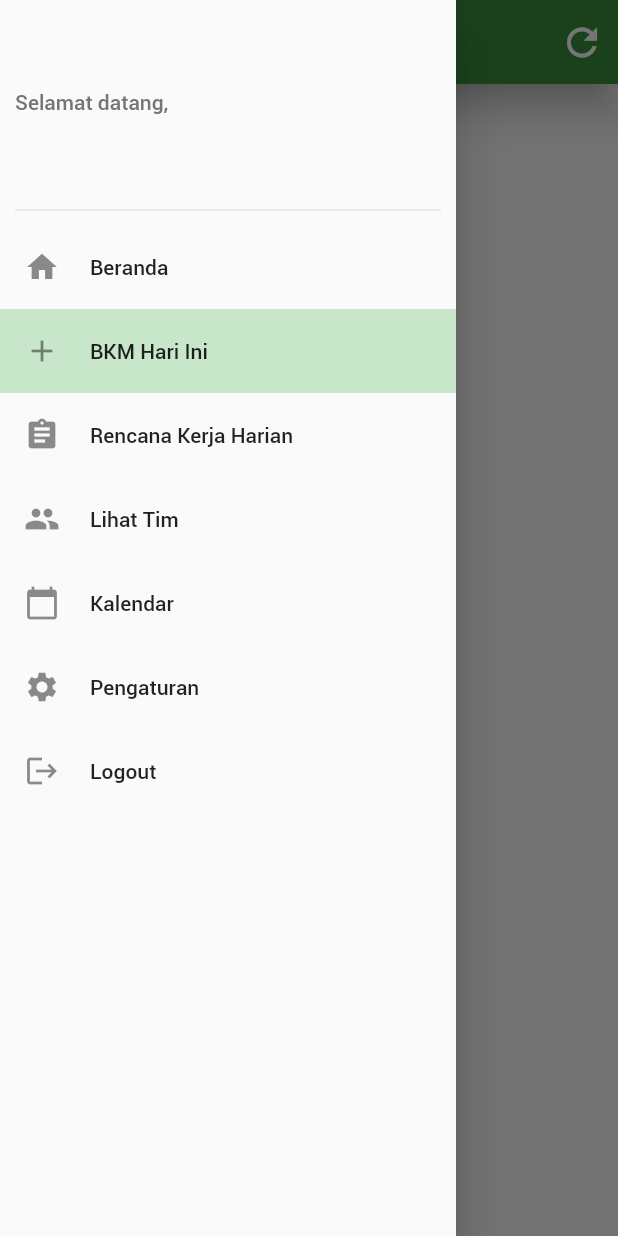
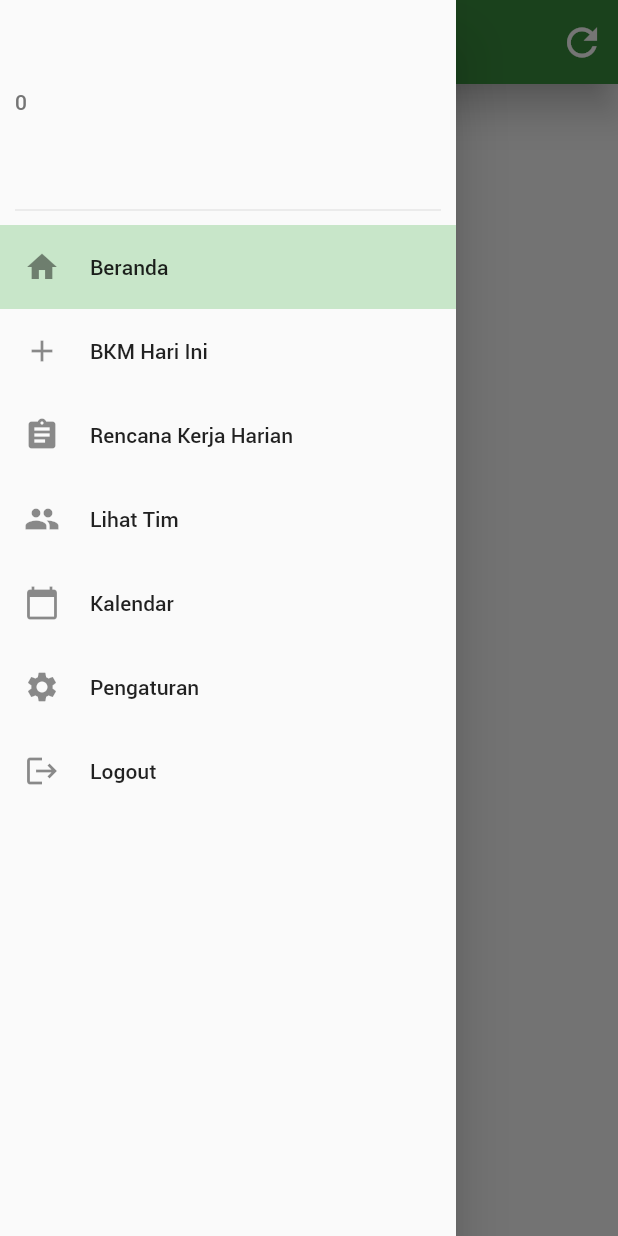
Before and after one commit to danialfaris/Buku-Kerja-Mandor, a Flutter app: the BKM screen opened directly, with the side drawer open, on a phone screen of 412 x 824 dp. Run offline on Flutter 3.47's test engine with Material 2 defaults, Android fonts, the phone set to English and light mode, and no system bars.

Commit message:
provider tweak

```diff
--- a/lib/application_drawer.dart
+++ b/lib/application_drawer.dart
@@ -4,7 +4,7 @@ class ApplicationDrawer with ChangeNotifier{
   int _currentDrawer = 0;
   int get getCurrentDrawer => _currentDrawer;
 
-  setCurrentDrawer(int drawer){
+  void setCurrentDrawer(int drawer){
     _currentDrawer = drawer;
     notifyListeners();
   }
--- a/lib/bkm.dart
+++ b/lib/bkm.dart
@@ -1,5 +1,5 @@
 import 'package:flutter/material.dart';
-import 'main.dart';
+import 'drawer.dart';
 
 class BKM extends StatelessWidget {
   @override
--- a/lib/drawer.dart
+++ b/lib/drawer.dart
@@ -0,0 +1,127 @@
+import 'package:flutter/material.dart';
+import 'package:provider/provider.dart';
+import 'main.dart';
+import 'bkm.dart';
+import 'application_drawer.dart';
+
+class MyDrawer extends StatelessWidget {
+  MyDrawer(this.currentPage);
+  final String currentPage;
+
+  @override
+  Widget build(BuildContext context) {
+    var currentDrawer = Provider.of<ApplicationDrawer>(context).getCurrentDrawer;
+    return Drawer(
+      child: ListView(
+        padding: EdgeInsets.zero,
+        children: <Widget>[
+          Container(
+            height: 150.0,
+            child: DrawerHeader(
+              margin: EdgeInsets.all(10.0),
+              padding: EdgeInsets.only(top: 50),
+              child: Text(currentDrawer.toString(), style: TextStyle(color: Color(0xFF757575)),),
+            ),
+          ),
+          ListTile(
+            tileColor: currentDrawer == 0 ? Color(0xFFC8E6C9) : Color(0x00000000),
+            title: Row(
+              children: [
+                Icon(Icons.home),
+                SizedBox(width: 20),
+                Text('Beranda'),
+              ],
+            ),
+            onTap: () {
+              Navigator.of(context).pop();
+              if(currentDrawer == 0) return;
+              Provider.of<ApplicationDrawer>(context, listen: false).setCurrentDrawer(0);
+              Navigator.of(context).pushReplacement(
+                MaterialPageRoute(
+                    builder: (BuildContext context) =>
+                        Beranda()
+                ),
+              );
+            },
+          ),
+          ListTile(
+            tileColor: currentDrawer == 1 ? Color(0xFFC8E6C9) : Color(0x00000000),
+            title: Row(
+              children: [
+                Icon(Icons.add),
+                SizedBox(width: 20),
+                Text('BKM Hari Ini'),
+              ],
+            ),
+            onTap: () {
+              Navigator.of(context).pop();
+              if(currentDrawer == 1) return;
+              Provider.of<ApplicationDrawer>(context, listen: false).setCurrentDrawer(1);
+              Navigator.of(context).pushReplacement(
+                MaterialPageRoute(
+                    builder: (BuildContext context) =>
+                        BKM()
+                ),
+              );
+            },
+          ),
+          ListTile(
+            title: Row(
+              children: [
+                Icon(Icons.assignment),
+                SizedBox(width: 20),
+                Text('Rencana Kerja Harian'),
+              ],
+            ),
+            onTap: () {
+            },
+          ),
+          ListTile(
+            title: Row(
+              children: [
+                Icon(Icons.group),
+                SizedBox(width: 20),
+                Text('Lihat Tim'),
+              ],
+            ),
+            onTap: () {
+            },
+          ),
+          ListTile(
+            title: Row(
+              children: [
+                Icon(Icons.calendar_today),
+                SizedBox(width: 20),
+                Text('Kalendar'),
+              ],
+            ),
+            onTap: () {
+            },
+          ),
+          ListTile(
+            title: Row(
+              children: [
+                Icon(Icons.settings),
+                SizedBox(width: 20),
+                Text('Pengaturan'),
+              ],
+            ),
+            onTap: () {
+            },
+          ),
+          ListTile(
+            title: Row(
+              children: [
+                Icon(Icons.logout),
+                SizedBox(width: 20),
+                Text('Logout'),
+              ],
+            ),
+            onTap: () {
+            },
+          ),
+        ],
+      ),
+    );
+  }
+}
--- a/lib/main.dart
+++ b/lib/main.dart
@@ -1,10 +1,11 @@
+import 'package:buku_kerja_mandor/application_drawer.dart';
 import 'package:flutter/material.dart';
 import 'package:provider/provider.dart';
-import 'bkm.dart';
-import 'application_drawer.dart';
+import 'package:provider/single_child_widget.dart';
+import 'drawer.dart';
 
 void main() {
-  runApp(MyHomePage());
+  runApp(MyApp());
 }
 
 const MaterialColor myColor = const MaterialColor(
@@ -21,14 +22,20 @@ const MaterialColor myColor = const MaterialColor(
   }
 );
 
-class MyHomePage extends StatelessWidget {
+class MyApp extends StatelessWidget {
   @override
   Widget build(BuildContext context) {
-    return MaterialApp(
-      theme: ThemeData(
-        primaryColor: myColor,
+    return MultiProvider(
+      child: MaterialApp(
+        theme: ThemeData(
+          primaryColor: myColor,
+        ),
+        home:  Beranda(),
       ),
-      home:  Beranda(),
+      providers: <SingleChildWidget>[
+        ChangeNotifierProvider<ApplicationDrawer>(
+            create: (_) => ApplicationDrawer())
+      ],
     );
   }
 }
@@ -65,126 +72,6 @@ class Beranda extends StatelessWidget {
   }
 }
 
-class MyDrawer extends StatelessWidget {
-  MyDrawer(this.currentPage);
-  final String currentPage;
-
-  @override
-  Widget build(BuildContext context) {
-    return Drawer(
-      child: ListView(
-        padding: EdgeInsets.zero,
-        children: <Widget>[
-          Container(
-            height: 150.0,
-            child: DrawerHeader(
-              margin: EdgeInsets.all(10.0),
-              padding: EdgeInsets.only(top: 50),
-              child: Text('Selamat datang,', style: TextStyle(color: Color(0xFF757575)),),
-            ),
-          ),
-          ListTile(
-            tileColor: this.currentPage == "Beranda" ? Color(0xFFC8E6C9) : Color(0x00000000),
-            title: Row(
-              children: [
-                Icon(Icons.home),
-                SizedBox(width: 20),
-                Text('Beranda'),
-              ],
-            ),
-            onTap: () {
-              Navigator.pop(context);
-              if(this.currentPage == "Beranda") return;
-              Navigator.of(context).pushReplacement(
-                MaterialPageRoute(
-                  builder: (BuildContext context) =>
-                    Beranda()
-                ),
-              );
-            },
-          ),
-          ListTile(
-            tileColor: this.currentPage == "BKM" ? Color(0xFFC8E6C9) : Color(0x00000000),
-            title: Row(
-              children: [
-                Icon(Icons.add),
-                SizedBox(width: 20),
-                Text('BKM Hari Ini'),
-              ],
-            ),
-            onTap: () {
-              Navigator.pop(context);
-              if(this.currentPage == "BKM") return;
-              Navigator.of(context).pushReplacement(
-                MaterialPageRoute(
-                    builder: (BuildContext context) =>
-                        BKM()
-                ),
-              );
-            },
-          ),
-          ListTile(
-            title: Row(
-              children: [
-                Icon(Icons.assignment),
-                SizedBox(width: 20),
-                Text('Rencana Kerja Harian'),
-              ],
-            ),
-            onTap: () {
-            },
-          ),
-          ListTile(
-            title: Row(
-              children: [
-                Icon(Icons.group),
-                SizedBox(width: 20),
-                Text('Lihat Tim'),
-              ],
-            ),
-            onTap: () {
-            },
-          ),
-          ListTile(
-            title: Row(
-              children: [
-                Icon(Icons.calendar_today),
-                SizedBox(width: 20),
-                Text('Kalendar'),
-              ],
-            ),
-            onTap: () {
-            },
-          ),
-          ListTile(
-            title: Row(
-              children: [
-                Icon(Icons.settings),
-                SizedBox(width: 20),
-                Text('Pengaturan'),
-              ],
-            ),
-            onTap: () {
-            },
-          ),
-          ListTile(
-            title: Row(
-              children: [
-                Icon(Icons.logout),
-                SizedBox(width: 20),
-                Text('Logout'),
-              ],
-            ),
-            onTap: () {
-            },
-          ),
-        ],
-      ),
-    );
-    throw UnimplementedError();
-  }
-}
-
 class MenuButton extends StatelessWidget {
   MenuButton({this.text});
   final String text;
@@ -207,7 +94,7 @@ class MenuButton extends StatelessWidget {
                   ),
                   Padding(
                       padding: const EdgeInsets.only(bottom: 50)
-                  )
+                  ),
                 ],
               ),
             ],
```
